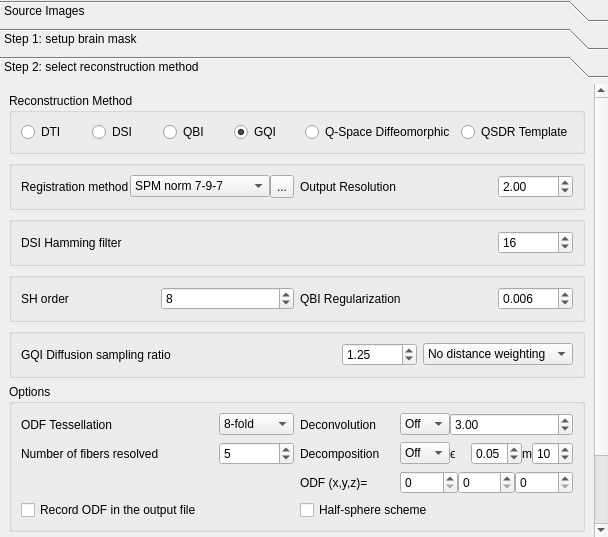
Qt form reconstruction/reconstruction_window.ui (frankyeh/DSI-Studio) before a commit.
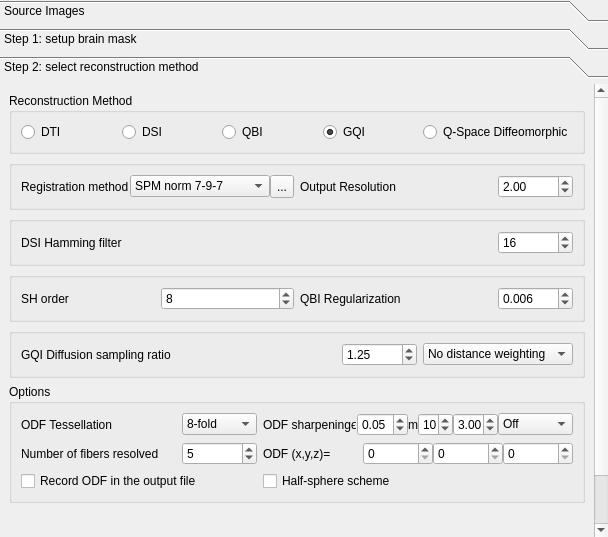
The same form after that commit.

Commit message: remove QSDR_T, enhance recon GUI

```diff
--- a/reconstruction/reconstruction_window.ui
+++ b/reconstruction/reconstruction_window.ui
@@ -307,7 +307,7 @@
          <x>0</x>
          <y>0</y>
          <width>591</width>
-         <height>497</height>
+         <height>469</height>
         </rect>
        </property>
        <property name="minimumSize">
@@ -370,13 +370,6 @@
              </property>
             </widget>
            </item>
-           <item>
-            <widget class="QRadioButton" name="QSDRT">
-             <property name="text">
-              <string>QSDR Template</string>
-             </property>
-            </widget>
-           </item>
           </layout>
          </widget>
         </item>
@@ -631,7 +624,164 @@
            <string>Options</string>
           </property>
           <layout class="QGridLayout" name="gridLayout">
-           <item row="1" column="0">
+           <item row="7" column="0">
+            <widget class="QCheckBox" name="RecordODF">
+             <property name="text">
+              <string>Record ODF in the output file</string>
+             </property>
+            </widget>
+           </item>
+           <item row="7" column="1">
+            <widget class="QCheckBox" name="HalfSphere">
+             <property name="text">
+              <string>Half-sphere scheme</string>
+             </property>
+             <property name="checked">
+              <bool>false</bool>
+             </property>
+            </widget>
+           </item>
+           <item row="0" column="1">
+            <layout class="QHBoxLayout" name="horizontalLayout_14">
+             <property name="spacing">
+              <number>0</number>
+             </property>
+             <item>
+              <widget class="QLabel" name="label_16">
+               <property name="text">
+                <string>ODF sharpening</string>
+               </property>
+              </widget>
+             </item>
+             <item>
+              <widget class="QWidget" name="decom_panel" native="true">
+               <layout class="QHBoxLayout" name="horizontalLayout_5">
+                <property name="spacing">
+                 <number>0</number>
+                </property>
+                <property name="margin">
+                 <number>0</number>
+                </property>
+                <item>
+                 <widget class="QLabel" name="label_12">
+                  <property name="maximumSize">
+                   <size>
+                    <width>10</width>
+                    <height>16777215</height>
+                   </size>
+                  </property>
+                  <property name="text">
+                   <string>ϵ</string>
+                  </property>
+                 </widget>
+                </item>
+                <item>
+                 <widget class="QDoubleSpinBox" name="decom_fraction">
+                  <property name="maximumSize">
+                   <size>
+                    <width>75</width>
+                    <height>16777215</height>
+                   </size>
+                  </property>
+                  <property name="minimum">
+                   <double>0.010000000000000</double>
+                  </property>
+                  <property name="maximum">
+                   <double>0.500000000000000</double>
+                  </property>
+                  <property name="singleStep">
+                   <double>0.050000000000000</double>
+                  </property>
+                  <property name="value">
+                   <double>0.050000000000000</double>
+                  </property>
+                 </widget>
+                </item>
+                <item>
+                 <widget class="QLabel" name="label_11">
+                  <property name="maximumSize">
+                   <size>
+                    <width>10</width>
+                    <height>16777215</height>
+                   </size>
+                  </property>
+                  <property name="text">
+                   <string>m</string>
+                  </property>
+                 </widget>
+                </item>
+                <item>
+                 <widget class="QSpinBox" name="decom_m">
+                  <property name="maximumSize">
+                   <size>
+                    <width>35</width>
+                    <height>16777215</height>
+                   </size>
+                  </property>
+                  <property name="minimum">
+                   <number>3</number>
+                  </property>
+                  <property name="maximum">
+                   <number>20</number>
+                  </property>
+                  <property name="value">
+                   <number>10</number>
+                  </property>
+                 </widget>
+                </item>
+               </layout>
+              </widget>
+             </item>
+             <item>
+              <widget class="QDoubleSpinBox" name="decon_param">
+               <property name="maximumSize">
+                <size>
+                 <width>45</width>
+                 <height>16777215</height>
+                </size>
+               </property>
+               <property name="minimum">
+                <double>0.010000000000000</double>
+               </property>
+               <property name="maximum">
+                <double>20.000000000000000</double>
+               </property>
+               <property name="singleStep">
+                <double>0.500000000000000</double>
+               </property>
+               <property name="value">
+                <double>3.000000000000000</double>
+               </property>
+              </widget>
+             </item>
+             <item>
+              <widget class="QComboBox" name="odf_sharpening">
+               <property name="maximumSize">
+                <size>
+                 <width>75</width>
+                 <height>16777215</height>
+                </size>
+               </property>
+               <item>
+                <property name="text">
+                 <string>Off</string>
+                </property>
+               </item>
+               <item>
+                <property name="text">
+                 <string>Deconvolution</string>
+                </property>
+               </item>
+               <item>
+                <property name="text">
+                 <string>Decomposition</string>
+                </property>
+               </item>
+              </widget>
+             </item>
+            </layout>
+           </item>
+           <item row="0" column="0">
             <layout class="QHBoxLayout" name="horizontalLayout_3">
              <item>
               <widget class="QLabel" name="label_2">
@@ -675,131 +825,7 @@
              </item>
             </layout>
            </item>
-           <item row="7" column="0">
-            <widget class="QCheckBox" name="RecordODF">
-             <property name="text">
-              <string>Record ODF in the output file</string>
-             </property>
-            </widget>
-           </item>
-           <item row="7" column="1">
-            <widget class="QCheckBox" name="HalfSphere">
-             <property name="text">
-              <string>Half-sphere scheme</string>
-             </property>
-             <property name="checked">
-              <bool>false</bool>
-             </property>
-            </widget>
-           </item>
-           <item row="2" column="1">
-            <layout class="QHBoxLayout" name="horizontalLayout_5">
-             <property name="spacing">
-              <number>0</number>
-             </property>
-             <item>
-              <widget class="QLabel" name="label_9">
-               <property name="minimumSize">
-                <size>
-                 <width>100</width>
-                 <height>0</height>
-                </size>
-               </property>
-               <property name="maximumSize">
-                <size>
-                 <width>80</width>
-                 <height>16777215</height>
-                </size>
-               </property>
-               <property name="text">
-                <string>Decomposition</string>
-               </property>
-              </widget>
-             </item>
-             <item>
-              <widget class="QComboBox" name="Decomposition">
-               <property name="minimumSize">
-                <size>
-                 <width>50</width>
-                 <height>0</height>
-                </size>
-               </property>
-               <property name="maximumSize">
-                <size>
-                 <width>50</width>
-                 <height>16777215</height>
-                </size>
-               </property>
-               <item>
-                <property name="text">
-                 <string>Off</string>
-                </property>
-               </item>
-               <item>
-                <property name="text">
-                 <string>On</string>
-                </property>
-               </item>
-              </widget>
-             </item>
-             <item>
-              <widget class="QLabel" name="label_12">
-               <property name="text">
-                <string>ϵ</string>
-               </property>
-              </widget>
-             </item>
-             <item>
-              <widget class="QDoubleSpinBox" name="decompose_fraction">
-               <property name="maximumSize">
-                <size>
-                 <width>75</width>
-                 <height>16777215</height>
-                </size>
-               </property>
-               <property name="minimum">
-                <double>0.010000000000000</double>
-               </property>
-               <property name="maximum">
-                <double>0.500000000000000</double>
-               </property>
-               <property name="singleStep">
-                <double>0.050000000000000</double>
-               </property>
-               <property name="value">
-                <double>0.050000000000000</double>
-               </property>
-              </widget>
-             </item>
-             <item>
-              <widget class="QLabel" name="label_11">
-               <property name="maximumSize">
-                <size>
-                 <width>10</width>
-                 <height>16777215</height>
-                </size>
-               </property>
-               <property name="text">
-                <string>m</string>
-               </property>
-              </widget>
-             </item>
-             <item>
-              <widget class="QSpinBox" name="decom_m">
-               <property name="minimum">
-                <number>3</number>
-               </property>
-               <property name="maximum">
-                <number>20</number>
-               </property>
-               <property name="value">
-                <number>10</number>
-               </property>
-              </widget>
-             </item>
-            </layout>
-           </item>
-           <item row="3" column="1">
+           <item row="1" column="1">
             <layout class="QHBoxLayout" name="xyz">
              <property name="spacing">
               <number>0</number>
@@ -843,81 +869,7 @@
              </item>
             </layout>
            </item>
-           <item row="1" column="1">
-            <layout class="QHBoxLayout" name="horizontalLayout_9">
-             <property name="spacing">
-              <number>0</number>
-             </property>
-             <item>
-              <widget class="QLabel" name="label_4">
-               <property name="minimumSize">
-                <size>
-                 <width>100</width>
-                 <height>0</height>
-                </size>
-               </property>
-               <property name="maximumSize">
-                <size>
-                 <width>80</width>
-                 <height>16777215</height>
-                </size>
-               </property>
-               <property name="text">
-                <string>Deconvolution</string>
-               </property>
-              </widget>
-             </item>
-             <item>
-              <widget class="QComboBox" name="ODFSharpening">
-               <property name="minimumSize">
-                <size>
-                 <width>50</width>
-                 <height>0</height>
-                </size>
-               </property>
-               <property name="maximumSize">
-                <size>
-                 <width>50</width>
-                 <height>16777215</height>
-                </size>
-               </property>
-               <item>
-                <property name="text">
-                 <string>Off</string>
-                </property>
-               </item>
-               <item>
-                <property name="text">
-                 <string>On</string>
-                </property>
-               </item>
-              </widget>
-             </item>
-             <item>
-              <widget class="QDoubleSpinBox" name="SharpeningParam">
-               <property name="maximumSize">
-                <size>
-                 <width>16777215</width>
-                 <height>16777215</height>
-                </size>
-               </property>
-               <property name="minimum">
-                <double>0.010000000000000</double>
-               </property>
-               <property name="maximum">
-                <double>20.000000000000000</double>
-               </property>
-               <property name="singleStep">
-                <double>0.500000000000000</double>
-               </property>
-               <property name="value">
-                <double>3.000000000000000</double>
-               </property>
-              </widget>
-             </item>
-            </layout>
-           </item>
-           <item row="2" column="0">
+           <item row="1" column="0">
             <layout class="QHBoxLayout" name="horizontalLayout_6">
              <item>
               <widget class="QLabel" name="label_3">
```
Left out of the diff: 8 changed lines with no effect on the pictures. The commit also changes 4 other files.
